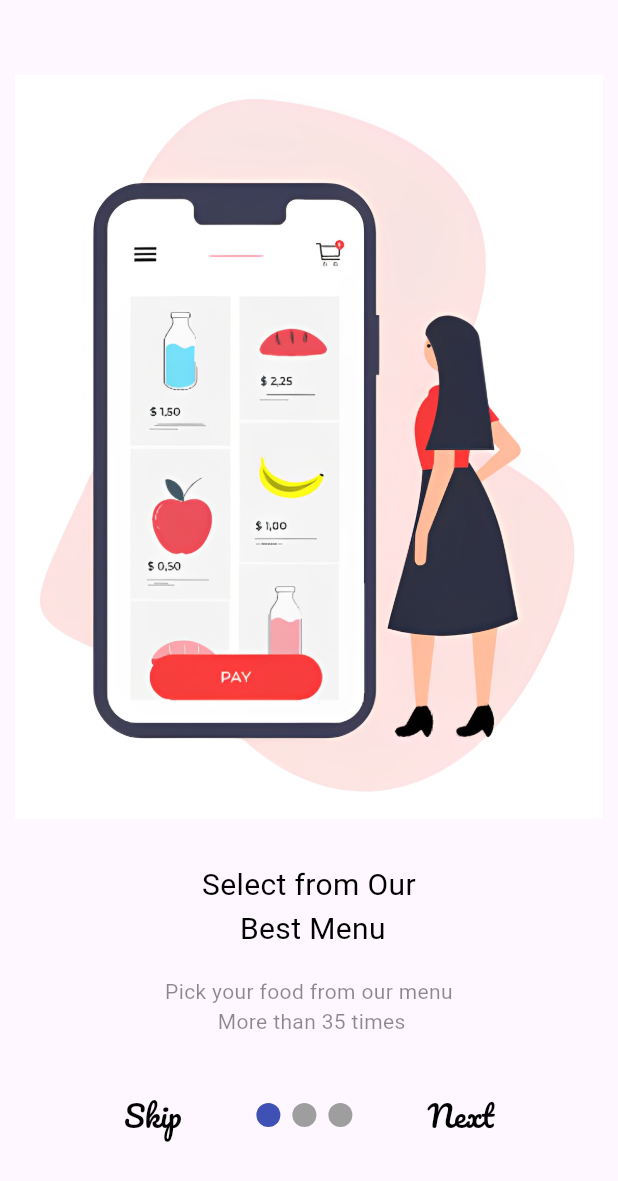
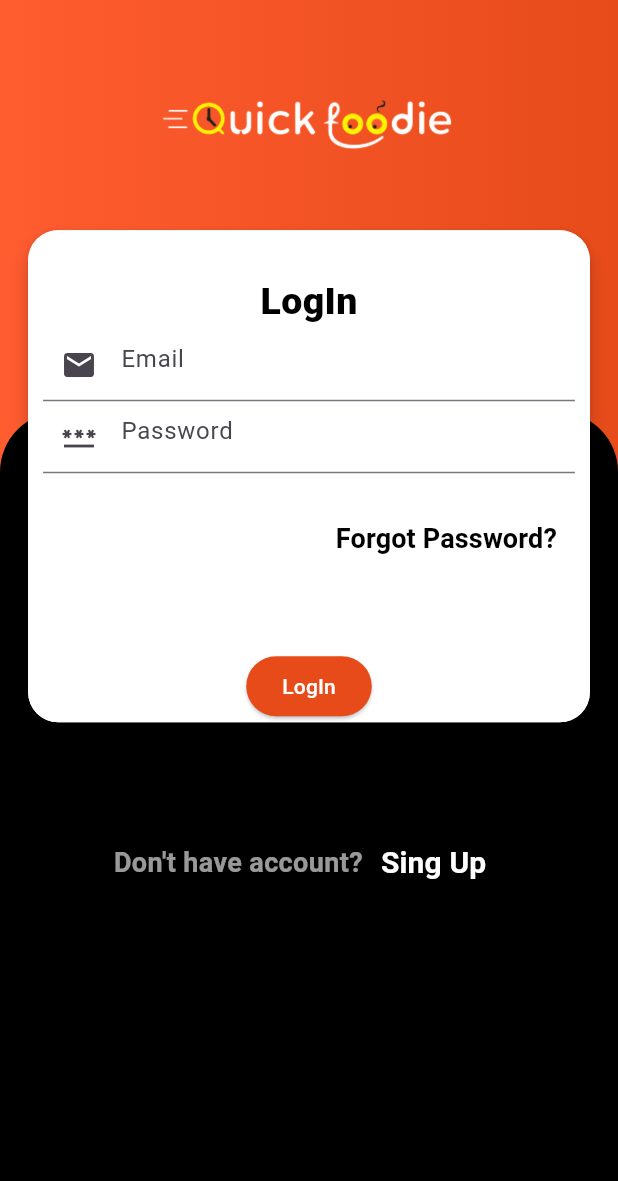
Before and after one commit to ayush21cpu/foodie, a Flutter app: the screen it shows after launch, on a phone screen of 412 x 824 dp. Shown: the top 1181 px of the screen. Run offline on Flutter 3.47's test engine with Material 3 defaults, Android fonts, the phone set to English and light mode, and no system bars; drawn by our look-alikes of smooth_page_indicator; our stand-ins replace cloud_firestore, curved_navigation_bar, firebase_auth, firebase_core, flutter_dotenv, random_string and 1 more; missing offline and left inert: flutter_stripe; accounts and stored records are empty; Roboto replaces fonts that are missing (SourceSans3-Italic-VariableFont_wght.ttf, SourceSans3-VariableFont_wght.ttf).

Commit message:
"Admin Page"

```diff
--- a/lib/Screens/wallet.dart
+++ b/lib/Screens/wallet.dart
@@ -6,7 +6,6 @@ import 'package:food_delivery/Common/widget/walletBtn.dart';
 import 'package:food_delivery/Screens/auth_Screen/singup_Screen.dart';
 import 'package:food_delivery/Stripe/payment.dart';
 import 'package:food_delivery/service/sharedPrefe.dart';
-
 import '../service/database.dart';
 
 class Wallet_Screen extends StatefulWidget {
--- /dev/null
+++ b/lib/admin/logIn.dart
@@ -0,0 +1,243 @@
+import 'package:firebase_auth/firebase_auth.dart';
+import 'package:flutter/cupertino.dart';
+import 'package:flutter/material.dart';
+import 'package:flutter/widgets.dart';
+import 'package:food_delivery/Common/widget/TextFormButton.dart';
+import 'package:food_delivery/Screens/auth_Screen/forgotPassword.dart';
+import 'package:food_delivery/Screens/bottomnav.dart';
+
+import '../Screens/auth_Screen/singup_Screen.dart';
+
+
+var logedInUser;
+
+class LogInAdmin_Screen extends StatefulWidget {
+  static const String id = "LogInAdmin_Screen";
+  LogInAdmin_Screen({super.key});
+
+  @override
+  State<LogInAdmin_Screen> createState() => _LogInAdmin_ScreenState();
+}
+
+class _LogInAdmin_ScreenState extends State<LogInAdmin_Screen> {
+
+  final _formKey = GlobalKey<FormState>();
+
+  var name = TextEditingController();
+  var email = TextEditingController();
+  var password = TextEditingController();
+
+  @override
+  void dispose() {
+    name.dispose();
+    email.dispose();
+    password.dispose();
+
+  }
+
+  login(String email,String password) async {
+    try{
+      UserCredential userCredential=await FirebaseAuth.instance.signInWithEmailAndPassword(email: email, password: password);
+      Navigator.pushNamedAndRemoveUntil(context, BottomNav.id,(route) => false,);
+    }on FirebaseAuthException catch(e){
+      e.code.toString();
+    }
+  }
+
+  void  UserInfo() async {
+    try{final user=await FirebaseAuth.instance.currentUser;
+    if(user!=null){
+      logedInUser=user;
+      print(logedInUser.email);
+
+    }
+    }catch(e){
+      print (e);
+    }
+  }
+
+
+  @override
+  void initState() {
+    super.initState();
+    UserInfo();
+  }
+
+
+  @override
+  Widget build(BuildContext context) {
+    return Scaffold(
+      body: Stack(
+        children: [
+          Container(
+            width: MediaQuery
+                .of(context)
+                .size
+                .width,
+            height: MediaQuery
+                .of(context)
+                .size
+                .height / 2.5,
+            decoration: const BoxDecoration(
+              gradient: LinearGradient(
+                colors: [
+                  Color(0xFFff5c30),
+                  Color(0xFFe74b1a),
+                ],
+              ),
+            ),
+          ),
+          Container(
+            margin: EdgeInsets.only(top: MediaQuery
+                .of(context)
+                .size
+                .height / 3),
+            width: MediaQuery
+                .of(context)
+                .size
+                .width,
+            height: MediaQuery
+                .of(context)
+                .size
+                .height,
+            decoration: const BoxDecoration(
+              color: Colors.black,
+              borderRadius: BorderRadius.only(
+                topRight: Radius.circular(40),
+                topLeft: Radius.circular(40),
+              ),
+            ),
+          ),
+          SingleChildScrollView(
+            child: Column(
+              children: [
+                Center(
+                  child: Container(
+                    margin: const EdgeInsets.only(top: 60, left: 20, right: 20),
+                    child: Image.asset(
+                      "images/logo.png",
+                      width: MediaQuery
+                          .of(context)
+                          .size
+                          .width / 2,
+                      fit: BoxFit.cover,
+                    ),
+                  ),
+                ),
+                const SizedBox(height: 50),
+                Material(
+                  elevation: 5,
+                  borderRadius: const BorderRadius.all(Radius.circular(20)),
+                  child: Container(
+                    padding: const EdgeInsets.only(
+                        top: 30, left: 10, right: 10),
+                    width: MediaQuery
+                        .of(context)
+                        .size
+                        .width / 1.1,
+                    decoration: const BoxDecoration(
+                      color: Colors.white,
+                      borderRadius: BorderRadius.all(Radius.circular(20)),
+                    ),
+                    child: Column(
+                      children: [
+                        const Text(
+                          "LogIn",
+                          style: TextStyle(
+                            fontWeight: FontWeight.w900,
+                            color: Colors.black,
+                            fontSize: 25,
+                          ),
+                        ),
+                        Form(
+                          key: _formKey,
+                          child: Column(
+                            children: [
+                              TextFormButton(
+                                controller: email,
+                                hint: "Email",
+                                icon: const Icon(Icons.email),
+                                obscureText: false,
+                                valid: "Email",
+                              ),
+                              TextFormButton(
+                                controller: password,
+                                hint: "Password",
+                                icon: const Icon(Icons.password),
+                                obscureText: true,
+                                valid: "Password",
+                              ),
+                            ],
+                          ),
+                        ),
+                        const SizedBox(height: 20),
+                        Container(
+                          alignment: Alignment.topRight,
+                          child: TextButton(
+                            onPressed: () {
+                              Navigator.pushNamed(context, ForgotPassword_Screen.id);
+                            },
+                            child: const Text(
+                              "Forgot Password?",
+                              style: TextStyle(
+                                fontWeight: FontWeight.w700,
+                                color: Colors.black,
+                                fontSize: 18,
+                              ),
+                              textAlign: TextAlign.left,
+                            ),
+                          ),
+                        ),
+                        const SizedBox(height: 50),
+                        ElevatedButton(
+                          style: const ButtonStyle(
+                            backgroundColor: MaterialStatePropertyAll(
+                                Color(0xFFe74b1a)),
+                            foregroundColor: MaterialStatePropertyAll(
+                                Colors.white),
+                          ),
+                          onPressed: () {
+                            if (_formKey.currentState!.validate()) {
+                              // Handle signup logic here
+                              login(email.text.trim(), password.text.trim());
+
+                            }
+                          },
+                          child: const Text("LogIn"),
+                        ),
+                      ],
+                    ),
+                  ),
+                ),
+                const SizedBox(height: 70),
+                Row(
+                  mainAxisAlignment: MainAxisAlignment.center,
+                  children: [
+                    const Text(
+                      "Don't have account?",
+                      style: TextStyle(
+                          fontSize: 18, fontWeight: FontWeight.w700,color: Colors.white60),
+                    ),
+                    TextButton(
+                      onPressed: () {
+                        Navigator.pushNamed(context, SingUp_Screen.id);
+                      },
+                      child: const Text(
+                        "Sing Up",
+                        style: TextStyle(
+                          fontWeight: FontWeight.w700,
+                          fontSize: 20,
+                          color: Colors.white,
+                        ),
+                      ),
+                    ),
+                  ],
+                ),
+              ],
+            ),
+          ),
+        ],
+      ),
+    );
+  }
+}
--- a/lib/main.dart
+++ b/lib/main.dart
@@ -10,6 +10,7 @@ import 'package:food_delivery/Screens/auth_Screen/singup_Screen.dart';
 import 'package:food_delivery/Screens/bottomnav.dart';
 import 'package:food_delivery/Screens/details.dart';
 import 'package:firebase_core/firebase_core.dart';
+import 'package:food_delivery/admin/logIn.dart';
 import 'firebase_options.dart';
 
  Future<void> main() async {
@@ -36,8 +37,9 @@ class MyApp extends StatelessWidget {
         colorScheme: ColorScheme.fromSeed(seedColor: Colors.deepPurple),
         useMaterial3: true,
       ),
-     initialRoute: CheckUser.id,
+     initialRoute:LogInAdmin_Screen.id,
       routes: {
+        LogInAdmin_Screen.id:(context)=> LogInAdmin_Screen(),
         CheckUser.id:(context)=> const CheckUser(),
         ForgotPassword_Screen.id:(context)=> ForgotPassword_Screen(),
         OnBorarding_Screen.id:(context)=>const OnBorarding_Screen(),
```
